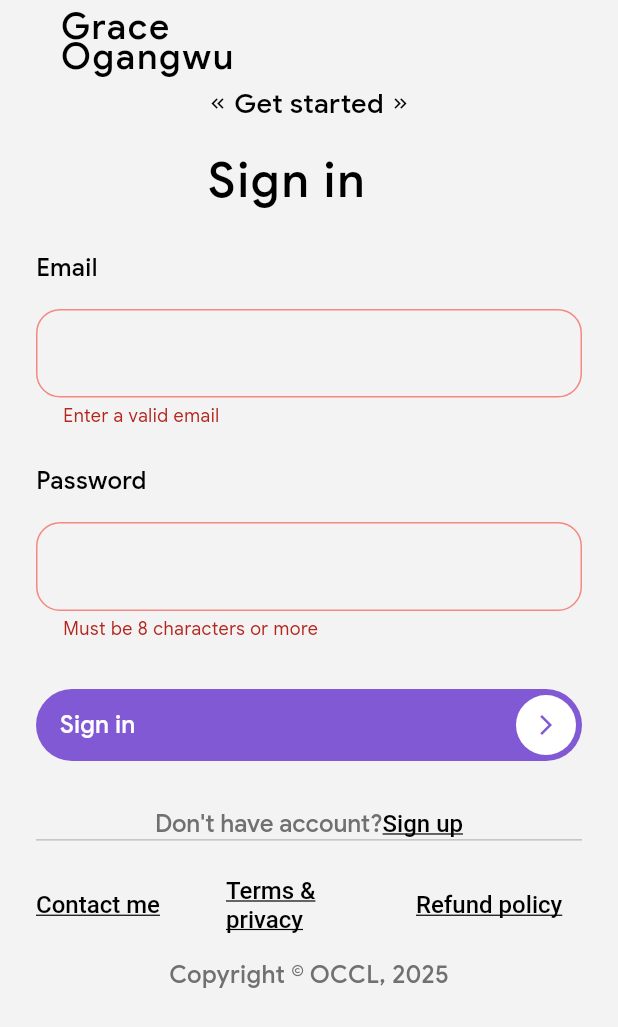
After one commit to AugustineOjeh/geo, a Flutter app: the AuthPage screen opened directly, after a tap on "Sign in", on a phone screen of 412 x 824 dp. The commit adds this screen. Shown: the top 1027 px of the screen. Run offline on Flutter 3.47's test engine with Material 3 defaults, Android fonts, the phone set to English and light mode, and no system bars; our stand-ins replace ionicons, supabase_flutter; accounts and stored records are empty.

Commit message:
Auth page done

```diff
--- /dev/null
+++ b/lib/app/core/canvas.dart
@@ -0,0 +1,131 @@
+import 'package:flutter/material.dart';
+import 'package:grace_ogangwu/assets/logo.dart';
+import 'package:grace_ogangwu/constants/constants.dart';
+
+class AppScaffold extends StatelessWidget {
+  const AppScaffold({required this.child, super.key});
+  final Widget child;
+
+  @override
+  Widget build(BuildContext context) {
+    return Scaffold(
+      appBar: AppBar(
+        forceMaterialTransparency: true,
+        automaticallyImplyLeading: false,
+        title: Container(
+          padding: EdgeInsets.symmetric(
+            horizontal: CustomPadding.pageHorizontal(context),
+            vertical: 32,
+          ),
+          width: double.infinity,
+          child: Row(children: [logo(context, isBlack: true)]),
+        ),
+      ),
+      body: SingleChildScrollView(
+        padding: EdgeInsets.symmetric(
+          horizontal: CustomPadding.pageHorizontal(context),
+        ),
+        child: Column(
+          children: [
+            ConstrainedBox(
+              constraints: BoxConstraints(
+                minHeight: Device.screenHeight(context) - 180,
+              ),
+              child: Center(child: child),
+            ),
+            Container(
+              width: double.infinity,
+              padding: EdgeInsets.symmetric(vertical: 24),
+              decoration: BoxDecoration(
+                border: Border(
+                  top: BorderSide(
+                    width: 1,
+                    color: CustomColors.black.withValues(alpha: 0.2),
+                  ),
+                ),
+              ),
+              child: Device.isMobile(context)
+                  ? _mobileFooter(context)
+                  : _desktopFooter(context),
+            ),
+          ],
+        ),
+      ),
+    );
+  }
+}
+
+Widget _mobileFooter(BuildContext context) => Column(
+  spacing: 16,
+  children: [
+    Row(
+      spacing: 16,
+      children: [
+        Expanded(
+          child: RichText(
+            text: TextSpan(
+              style: CustomTextStyle.bodyMedium(context),
+              children: [
+                redirectSpan(context, text: 'Contact me', onTap: () {}),
+              ],
+            ),
+          ),
+        ),
+        Expanded(
+          child: RichText(
+            text: TextSpan(
+              style: CustomTextStyle.bodyMedium(context),
+              children: [
+                redirectSpan(context, text: 'Terms & privacy', onTap: () {}),
+              ],
+            ),
+          ),
+        ),
+        Expanded(
+          child: RichText(
+            text: TextSpan(
+              style: CustomTextStyle.bodyMedium(context),
+              children: [
+                redirectSpan(context, text: 'Refund policy', onTap: () {}),
+              ],
+            ),
+          ),
+        ),
+      ],
+    ),
+    Text(
+      'Copyright © OCCL, ${DateTime.now().year}',
+      style: CustomTextStyle.bodyMedium(context),
+    ),
+  ],
+);
+Widget _desktopFooter(BuildContext context) => Row(
+  spacing: 32,
+  children: [
+    Text(
+      'Copyright © OCCL, ${DateTime.now().year}',
+      style: CustomTextStyle.bodyMedium(context),
+    ),
+    Spacer(),
+    RichText(
+      text: TextSpan(
+        style: CustomTextStyle.bodyMedium(context),
+        children: [redirectSpan(context, text: 'Contact me', onTap: () {})],
+      ),
+    ),
+    RichText(
+      text: TextSpan(
+        style: CustomTextStyle.bodyMedium(context),
+        children: [
+          redirectSpan(context, text: 'Terms & privacy', onTap: () {}),
+        ],
+      ),
+    ),
+    RichText(
+      text: TextSpan(
+        style: CustomTextStyle.bodyMedium(context),
+        children: [redirectSpan(context, text: 'Refund policy', onTap: () {})],
+      ),
+    ),
+  ],
+);
--- a/lib/app/helpers/auth.dart
+++ b/lib/app/helpers/auth.dart
@@ -1,4 +1,5 @@
 import 'package:flutter/material.dart';
+import 'package:grace_ogangwu/utils/request_handler.dart';
 import 'package:supabase_flutter/supabase_flutter.dart';
 
 final supabase = Supabase.instance.client;
@@ -9,6 +10,23 @@ class AuthHelper {
     required String email,
     required String password,
   }) async {
-    final res = await supabase.auth.signUp(email: email, password: password);
+    final req = supabase.auth.signUp(email: email, password: password);
+    final res = await RequestHandler.req(context, request: () => req);
+    if (res == null) return;
+    // TODO Navigate into the app
+  }
+
+  static Future<void> signIn(
+    BuildContext context, {
+    required String email,
+    required String password,
+  }) async {
+    final req = supabase.auth.signInWithPassword(
+      email: email,
+      password: password,
+    );
+    final res = await RequestHandler.req(context, request: () => req);
+    if (res == null) return;
+    // TODO Navigate into the app
   }
 }
--- /dev/null
+++ b/lib/app/pages/auth_page.dart
@@ -0,0 +1,41 @@
+import 'package:flutter/material.dart';
+import 'package:grace_ogangwu/app/core/canvas.dart';
+import 'package:grace_ogangwu/app/widgets/sign_in.dart';
+import 'package:grace_ogangwu/app/widgets/sign_up.dart';
+
+class AuthPage extends StatefulWidget {
+  const AuthPage({
+    this.showSignUpWidget = true,
+    this.bookingCount,
+    this.tier,
+    this.tierPrice,
+    super.key,
+  });
+  final bool showSignUpWidget;
+  final double? tierPrice;
+  final String? tier;
+  final int? bookingCount;
+
+  @override
+  State<AuthPage> createState() => _AuthPageState();
+}
+
+class _AuthPageState extends State<AuthPage> {
+  bool _showSignUpWidget = true;
+
+  @override
+  void initState() {
+    super.initState();
+    _showSignUpWidget = widget.showSignUpWidget;
+  }
+
+  void _toggleWidget() =>
+      setState(() => _showSignUpWidget = !_showSignUpWidget);
+
+  @override
+  Widget build(BuildContext context) => AppScaffold(
+    child: _showSignUpWidget
+        ? SignUp(switchToSignIn: _toggleWidget)
+        : SignIn(switchToSignUp: _toggleWidget),
+  );
+}
--- /dev/null
+++ b/lib/app/widgets/sign_in.dart
@@ -0,0 +1,131 @@
+import 'package:flutter/material.dart';
+import 'package:grace_ogangwu/app/helpers/auth.dart';
+import 'package:grace_ogangwu/components/components.dart';
+import 'package:grace_ogangwu/constants/constants.dart';
+
+class SignIn extends StatefulWidget {
+  const SignIn({required this.switchToSignUp, super.key});
+  final VoidCallback switchToSignUp;
+
+  @override
+  State<SignIn> createState() => _SignInState();
+}
+
+class _SignInState extends State<SignIn> {
+  final _formKey = GlobalKey<FormState>();
+  final _emailController = TextEditingController();
+  final _passwordController = TextEditingController();
+  bool _loading = false;
+  bool _showPassword = false;
+
+  bool _validateForm() {
+    return _formKey.currentState?.validate() ?? false;
+  }
+
+  void _submit() async {
+    if (!_validateForm()) return;
+    setState(() => _loading = true);
+    try {
+      await AuthHelper.signIn(
+        context,
+        email: _emailController.text.trim(),
+        password: _passwordController.text.trim(),
+      );
+    } finally {
+      setState(() => _loading = false);
+    }
+  }
+
+  @override
+  Widget build(BuildContext context) {
+    return Container(
+      constraints: Device.isMobile(context)
+          ? null
+          : BoxConstraints(maxWidth: 320),
+      child: SizedBox(
+        width: double.infinity,
+        child: Column(
+          spacing: 32,
+          children: [
+            SectionHeader.full(
+              context,
+              prefixText: 'Get started',
+              headline: 'Sign in',
+            ),
+            Form(
+              key: _formKey,
+              child: Column(
+                spacing: 24,
+                children: [
+                  CustomFields.text(
+                    context,
+                    label: 'Email',
+                    controller: _emailController,
+                    validator: (value) {
+                      final regex = RegExp(r"^[\w-\.]+@([\w-]+\.)+[\w-]{2,4}$");
+                      if (value == null ||
+                          value.trim().isEmpty ||
+                          !regex.hasMatch(value.trim())) {
+                        return 'Enter a valid email';
+                      }
+                      return null;
+                    },
+                  ),
+                  CustomFields.text(
+                    context,
+                    label: 'Password',
+                    controller: _passwordController,
+                    obscureText: !_showPassword,
+                    validator: (value) {
+                      if (value == null ||
+                          value.trim().isEmpty ||
+                          value.trim().length < 8) {
+                        return 'Must be 8 characters or more';
+                      }
+                      return null;
+                    },
+                    suffix: GestureDetector(
+                      onTap: () =>
+                          setState(() => _showPassword = !_showPassword),
+                      child: Icon(
+                        _showPassword ? Icons.visibility : Icons.visibility_off,
+                        size: 20,
+                        color: CustomColors.text,
+                      ),
+                    ),
+                  ),
+                ],
+              ),
+            ),
+            CustomButton.primary(
+              context,
+              isFullWidth: true,
+              isLoading: _loading,
+              label: 'Sign in',
+              onTap: _submit,
+            ),
+            Center(
+              child: RichText(
+                text: TextSpan(
+                  style: CustomTextStyle.bodyMedium(context),
+                  children: [
+                    TextSpan(text: 'Don\'t have account?'),
+                    redirectSpan(
+                      context,
+                      text: 'Sign up',
+                      onTap: () {
+                        _emailController.clear();
+                        _passwordController.clear();
+                        widget.switchToSignUp();
+                      },
+                    ),
+                  ],
+                ),
+              ),
+            ),
+          ],
+        ),
+      ),
+    );
+  }
+}
--- a/lib/components/buttons.dart
+++ b/lib/components/buttons.dart
@@ -7,6 +7,7 @@ class CustomButton {
     BuildContext context, {
     required String label,
     required VoidCallback onTap,
+    bool? isLoading,
     bool isFullWidth = false,
   }) => SizedBox(
     width: isFullWidth ? double.infinity : null,
@@ -50,11 +51,16 @@ class CustomButton {
               color: CustomColors.foreground,
               shape: BoxShape.circle,
             ),
-            child: Icon(
-              Icons.arrow_forward_ios,
-              size: 16,
-              color: CustomColors.primary,
-            ),
+            child: isLoading == true
+                ? CircularProgressIndicator(
+                    strokeWidth: 2,
+                    color: CustomColors.primary,
+                  )
+                : Icon(
+                    Icons.arrow_forward_ios,
+                    size: 16,
+                    color: CustomColors.primary,
+                  ),
           ),
         ],
       ),
--- /dev/null
+++ b/lib/components/components.dart
@@ -0,0 +1,5 @@
+export 'app_bar.dart';
+export 'buttons.dart';
+export 'fields.dart';
+export 'section_header.dart';
+export 'snackbar.dart';
--- a/lib/components/fields.dart
+++ b/lib/components/fields.dart
@@ -7,6 +7,7 @@ class CustomFields {
   static text(
     BuildContext context, {
     required TextEditingController controller,
+    String? label,
     bool autofocus = false,
     bool autocorrect = false,
     bool expands = false,
@@ -21,8 +22,19 @@ class CustomFields {
     bool obscureText = false,
     TextCapitalization textCapitalization = TextCapitalization.none,
     void Function(String)? onChanged,
+    String? Function(String?)? validator,
     void Function(String)? onSubmit,
-  }) => TextFormField(
+  }) => Column(
+    mainAxisSize: MainAxisSize.min,
+    crossAxisAlignment: CrossAxisAlignment.start,
+    spacing: 16,
+    children: [
+      if (label != null)
+        Text(
+          label,
+          style: CustomTextStyle.bodyMedium(context, color: CustomColors.black),
+        ),
+      TextFormField(
         controller: controller,
         textInputAction: actionKey,
         keyboardType: keyboardType,
@@ -31,6 +43,7 @@ class CustomFields {
         autocorrect: autocorrect,
         autofocus: autofocus,
         expands: expands,
+        validator: validator,
         buildCounter:
             (
               context, {
@@ -84,6 +97,8 @@ class CustomFields {
             borderSide: BorderSide(color: Colors.red.withValues(alpha: 0.6)),
           ),
         ),
+      ),
+    ],
   );
 
   static newsletterInput(
--- /dev/null
+++ b/lib/constants/constants.dart
@@ -0,0 +1,6 @@
+export 'faqs.dart';
+export 'keys.dart';
+export 'offers.dart';
+export 'sizes.dart';
+export 'styles.dart';
+export 'testimonials.dart';
--- a/lib/constants/faqs.dart
+++ b/lib/constants/faqs.dart
@@ -225,3 +225,17 @@ TextSpan linkSpan(
     decoration: TextDecoration.underline,
   ),
 );
+
+TextSpan redirectSpan(
+  BuildContext context, {
+  required String text,
+  required VoidCallback onTap,
+}) => TextSpan(
+  text: text,
+  mouseCursor: SystemMouseCursors.click,
+  recognizer: TapGestureRecognizer()..onTap = onTap,
+  style: TextStyle(
+    color: CustomColors.black,
+    decoration: TextDecoration.underline,
+  ),
+);
```
Also changed, not shown: lib/app/widgets/sign_up.dart (added, +131 -0 lines), lib/components/app_bar.dart (+19 -11 lines), lib/components/snackbar.dart (added, +27 -0 lines), lib/utils/request_handler.dart (+27 -1 lines), lib/website/pages/homepage.dart (+6 -2 lines), lib/website/sections/footer.dart (+22 -15 lines), lib/website/sections/how_i_work_section.dart (+21 -18 lines), lib/website/sections/packages_section.dart (+12 -5 lines), lib/website/widgets/booking_plan.dart (+6 -2 lines). Lines whose indentation alone changed are shown as unchanged.
